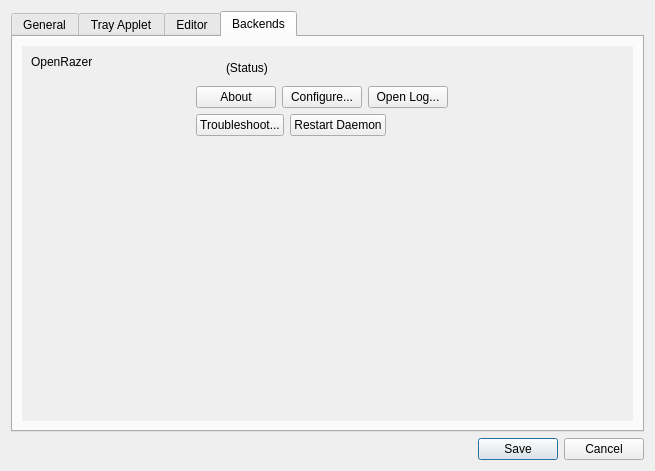
Above: data/qt/preferences.ui from polychromatic/polychromatic before the change. Below: the same form after it.
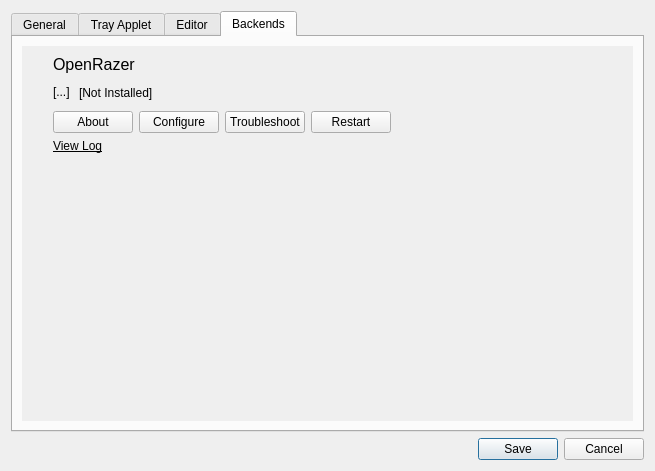
That is the form after the change. The open tabs and pages were chosen to show the change. Icons and pictures are not drawn.

Commit message: preferences: Minor UI touches to backends tab

What changed in the file:
```diff
--- a/data/qt/preferences.ui
+++ b/data/qt/preferences.ui
@@ -636,18 +636,18 @@
             <number>10</number>
            </property>
            <item row="0" column="0">
-            <widget class="QLabel" name="OpenRazerLabel">
-             <property name="minimumSize">
+            <widget class="QLabel" name="OpenRazerLogo">
+             <property name="maximumSize">
               <size>
-               <width>150</width>
-               <height>0</height>
+               <width>48</width>
+               <height>48</height>
               </size>
              </property>
-             <property name="text">
-              <string>OpenRazer</string>
+             <property name="pixmap">
+              <pixmap>../img/logo/openrazer.svg</pixmap>
              </property>
-             <property name="alignment">
-              <set>Qt::AlignLeading|Qt::AlignLeft|Qt::AlignTop</set>
+             <property name="scaledContents">
+              <bool>true</bool>
              </property>
             </widget>
            </item>
@@ -657,6 +657,18 @@
               <property name="topMargin">
                <number>0</number>
               </property>
+              <item>
+               <widget class="QLabel" name="OpenRazerTitle">
+                <property name="font">
+                 <font>
+                  <pointsize>12</pointsize>
+                 </font>
+                </property>
+                <property name="text">
+                 <string notr="true">OpenRazer</string>
+                </property>
+               </widget>
+              </item>
               <item>
                <widget class="QWidget" name="OpenRazerStatus" native="true">
                 <layout class="QHBoxLayout" name="horizontalLayout_5">
@@ -674,23 +686,14 @@
                  </property>
                  <item>
                   <widget class="QLabel" name="Status_openrazer_icon">
-                   <property name="minimumSize">
-                    <size>
-                     <width>24</width>
-                     <height>24</height>
-                    </size>
-                   </property>
                    <property name="maximumSize">
                     <size>
-                     <width>24</width>
-                     <height>24</height>
+                     <width>20</width>
+                     <height>20</height>
                     </size>
                    </property>
-                   <property name="baseSize">
-                    <size>
-                     <width>24</width>
-                     <height>24</height>
-                    </size>
+                   <property name="text">
+                    <string notr="true">[...]</string>
                    </property>
                    <property name="scaledContents">
                     <bool>true</bool>
@@ -706,7 +709,7 @@
                     </size>
                    </property>
                    <property name="text">
-                    <string notr="true">(Status)</string>
+                    <string notr="true">[Not Installed]</string>
                    </property>
                    <property name="alignment">
                     <set>Qt::AlignLeading|Qt::AlignLeft|Qt::AlignVCenter</set>
@@ -717,8 +720,8 @@
                </widget>
               </item>
               <item>
-               <widget class="QWidget" name="OpenRazerButtons2" native="true">
-                <layout class="QHBoxLayout" name="horizontalLayout_4">
+               <widget class="QWidget" name="OpenRazerButtons1" native="true">
+                <layout class="QHBoxLayout" name="horizontalLayout_3">
                  <property name="leftMargin">
                   <number>0</number>
                  </property>
@@ -745,7 +748,7 @@
                  <item>
                   <widget class="QPushButton" name="OpenRazerSettings">
                    <property name="text">
-                    <string>Configure...</string>
+                    <string>Configure</string>
                    </property>
                    <property name="icon">
                     <iconset theme="configure">
@@ -754,51 +757,9 @@
                   </widget>
                  </item>
                  <item>
-                  <widget class="QPushButton" name="OpenRazerOpenLog">
-                   <property name="text">
-                    <string>Open Log...</string>
-                   </property>
-                   <property name="icon">
-                    <iconset theme="folder">
-                     <normaloff>.</normaloff>.</iconset>
-                   </property>
-                  </widget>
-                 </item>
-                 <item>
-                  <spacer name="horizontalSpacer_2">
-                   <property name="orientation">
-                    <enum>Qt::Horizontal</enum>
-                   </property>
-                   <property name="sizeHint" stdset="0">
-                    <size>
-                     <width>40</width>
-                     <height>20</height>
-                    </size>
-                   </property>
-                  </spacer>
-                 </item>
-                </layout>
-               </widget>
-              </item>
-              <item>
-               <widget class="QWidget" name="OpenRazerButtons1" native="true">
-                <layout class="QHBoxLayout" name="horizontalLayout_3">
-                 <property name="leftMargin">
-                  <number>0</number>
-                 </property>
-                 <property name="topMargin">
-                  <number>0</number>
-                 </property>
-                 <property name="rightMargin">
-                  <number>0</number>
-                 </property>
-                 <property name="bottomMargin">
-                  <number>0</number>
-                 </property>
-                 <item>
                   <widget class="QPushButton" name="OpenRazerTroubleshoot">
                    <property name="text">
-                    <string>Troubleshoot...</string>
+                    <string>Troubleshoot</string>
                    </property>
                    <property name="icon">
                     <iconset theme="tools">
@@ -809,7 +770,7 @@
                  <item>
                   <widget class="QPushButton" name="OpenRazerRestartDaemon">
                    <property name="text">
-                    <string>Restart Daemon</string>
+                    <string>Restart</string>
                    </property>
                    <property name="icon">
                     <iconset theme="view-refresh">
@@ -833,6 +794,19 @@
                 </layout>
                </widget>
               </item>
+              <item>
+               <widget class="QLabel" name="OpenRazerLog">
+                <property name="cursor">
+                 <cursorShape>PointingHandCursor</cursorShape>
+                </property>
+                <property name="styleSheet">
+                 <string notr="true">QLabel { text-decoration:underline; }</string>
+                </property>
+                <property name="text">
+                 <string>View Log</string>
+                </property>
+               </widget>
+              </item>
              </layout>
             </widget>
            </item>
```
Left out of the diff: 6 changed lines with no effect on the pictures. The commit also changes 5 other files.
